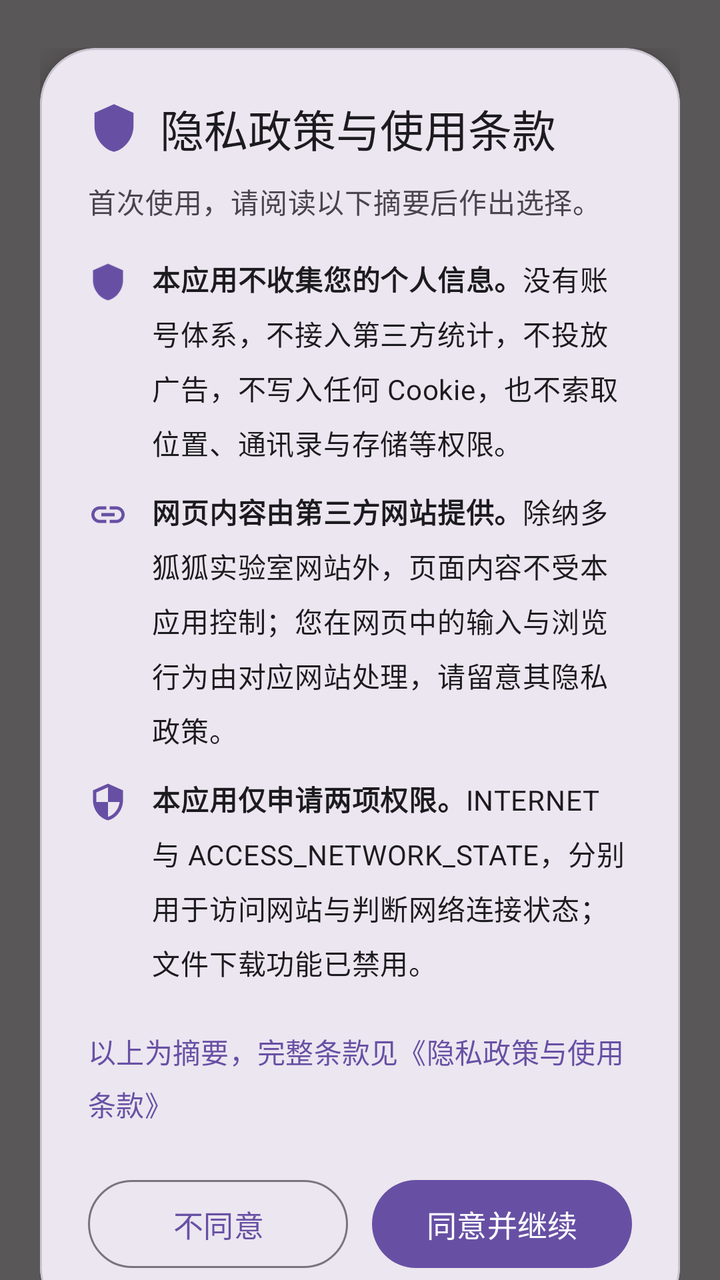
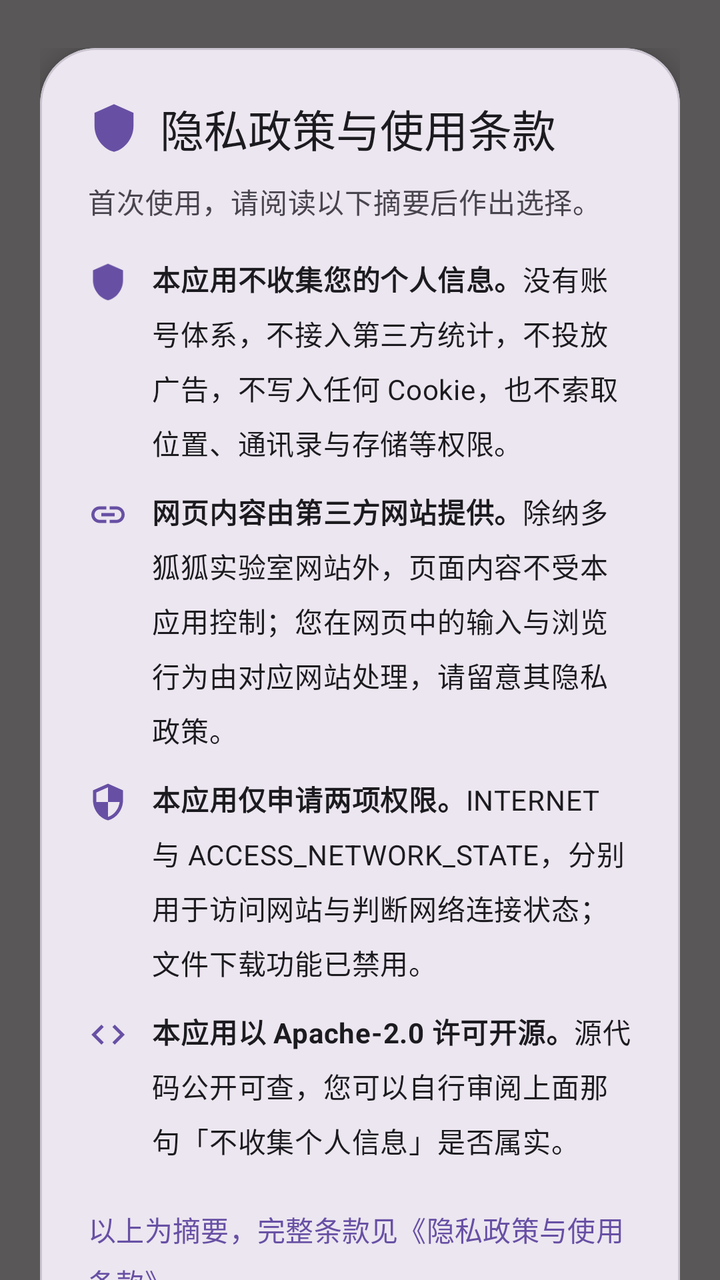

Before-and-after screenshots of an Android layout around one commit, followed by the original layout XML and the change that was made.
<!-- AndroidManifest.xml: application theme Theme.LabNardo -->
<!-- res/layout/activity_privacy_consent.xml -->
<?xml version="1.0" encoding="utf-8"?>
<androidx.core.widget.NestedScrollView xmlns:android="http://schemas.android.com/apk/res/android"
    xmlns:app="http://schemas.android.com/apk/res-auto"
    android:id="@+id/consentRoot"
    android:layout_width="match_parent"
    android:layout_height="match_parent"
    android:background="@drawable/bg_scrim"
    android:fillViewport="true">

    <FrameLayout
        android:layout_width="match_parent"
        android:layout_height="match_parent"
        android:paddingStart="20dp"
        android:paddingTop="24dp"
        android:paddingEnd="20dp"
        android:paddingBottom="24dp">

        <com.google.android.material.card.MaterialCardView
            android:layout_width="match_parent"
            android:layout_height="wrap_content"
            android:layout_gravity="center"
            app:cardBackgroundColor="?attr/colorSurfaceContainerHigh"
            app:cardCornerRadius="28dp"
            app:cardElevation="6dp">

            <LinearLayout
                android:layout_width="match_parent"
                android:layout_height="wrap_content"
                android:orientation="vertical"
                android:padding="24dp">

                
                <LinearLayout
                    android:layout_width="match_parent"
                    android:layout_height="wrap_content"
                    android:gravity="center_vertical"
                    android:orientation="horizontal">

                    <ImageView
                        android:layout_width="26dp"
                        android:layout_height="26dp"
                        android:contentDescription="@null"
                        android:importantForAccessibility="no"
                        android:src="@drawable/ic_privacy"
                        app:tint="?attr/colorPrimary" />

                    <TextView
                        android:layout_width="0dp"
                        android:layout_height="wrap_content"
                        android:layout_marginStart="10dp"
                        android:layout_weight="1"
                        android:text="@string/privacy_consent_title"
                        android:textAppearance="?attr/textAppearanceTitleLarge"
                        android:textColor="?attr/colorOnSurface" />

                </LinearLayout>

                <TextView
                    android:layout_width="match_parent"
                    android:layout_height="wrap_content"
                    android:layout_marginTop="10dp"
                    android:lineSpacingMultiplier="1.3"
                    android:text="@string/privacy_consent_lead"
                    android:textAppearance="?attr/textAppearanceBodyMedium"
                    android:textColor="?attr/colorOnSurfaceVariant" />

                
                <LinearLayout
                    android:layout_width="match_parent"
                    android:layout_height="wrap_content"
                    android:layout_marginTop="18dp"
                    android:orientation="horizontal">

                    <ImageView
                        android:layout_width="20dp"
                        android:layout_height="20dp"
                        android:layout_marginTop="2dp"
                        android:contentDescription="@null"
                        android:importantForAccessibility="no"
                        android:src="@drawable/ic_privacy"
                        app:tint="?attr/colorPrimary" />

                    <TextView
                        android:layout_width="0dp"
                        android:layout_height="wrap_content"
                        android:layout_marginStart="12dp"
                        android:layout_weight="1"
                        android:lineSpacingMultiplier="1.35"
                        android:text="@string/privacy_consent_b1"
                        android:textAppearance="?attr/textAppearanceBodyMedium"
                        android:textColor="?attr/colorOnSurface" />

                </LinearLayout>

                
                <LinearLayout
                    android:layout_width="match_parent"
                    android:layout_height="wrap_content"
                    android:layout_marginTop="14dp"
                    android:orientation="horizontal">

                    <ImageView
                        android:layout_width="20dp"
                        android:layout_height="20dp"
                        android:layout_marginTop="2dp"
                        android:contentDescription="@null"
                        android:importantForAccessibility="no"
                        android:src="@drawable/ic_link"
                        app:tint="?attr/colorPrimary" />

                    <TextView
                        android:layout_width="0dp"
                        android:layout_height="wrap_content"
                        android:layout_marginStart="12dp"
                        android:layout_weight="1"
                        android:lineSpacingMultiplier="1.35"
                        android:text="@string/privacy_consent_b2"
                        android:textAppearance="?attr/textAppearanceBodyMedium"
                        android:textColor="?attr/colorOnSurface" />

                </LinearLayout>

                
                <LinearLayout
                    android:layout_width="match_parent"
                    android:layout_height="wrap_content"
                    android:layout_marginTop="14dp"
                    android:orientation="horizontal">

                    <ImageView
                        android:layout_width="20dp"
                        android:layout_height="20dp"
                        android:layout_marginTop="2dp"
                        android:contentDescription="@null"
                        android:importantForAccessibility="no"
                        android:src="@drawable/ic_security"
                        app:tint="?attr/colorPrimary" />

                    <TextView
                        android:layout_width="0dp"
                        android:layout_height="wrap_content"
                        android:layout_marginStart="12dp"
                        android:layout_weight="1"
                        android:lineSpacingMultiplier="1.35"
                        android:text="@string/privacy_consent_b3"
                        android:textAppearance="?attr/textAppearanceBodyMedium"
                        android:textColor="?attr/colorOnSurface" />

                </LinearLayout>

                
                <TextView
                    android:id="@+id/tvReadFull"
                    android:layout_width="match_parent"
                    android:layout_height="wrap_content"
                    android:layout_marginTop="18dp"
                    android:background="?attr/selectableItemBackground"
                    android:clickable="true"
                    android:focusable="true"
                    android:lineSpacingMultiplier="1.3"
                    android:paddingTop="6dp"
                    android:paddingBottom="6dp"
                    android:text="@string/privacy_consent_more"
                    android:textAppearance="?attr/textAppearanceLabelLarge"
                    android:textColor="?attr/colorPrimary" />

                
                <LinearLayout
                    android:layout_width="match_parent"
                    android:layout_height="wrap_content"
                    android:layout_marginTop="18dp"
                    android:orientation="horizontal">

                    <com.google.android.material.button.MaterialButton
                        android:id="@+id/btnDecline"
                        style="@style/Widget.Material3.Button.OutlinedButton"
                        android:layout_width="0dp"
                        android:layout_height="52dp"
                        android:layout_weight="1"
                        android:text="@string/privacy_consent_decline"
                        android:textSize="15sp" />

                    <com.google.android.material.button.MaterialButton
                        android:id="@+id/btnAgree"
                        android:layout_width="0dp"
                        android:layout_height="52dp"
                        android:layout_marginStart="12dp"
                        android:layout_weight="1"
                        android:text="@string/privacy_consent_agree"
                        android:textSize="15sp" />

                </LinearLayout>

            </LinearLayout>

        </com.google.android.material.card.MaterialCardView>

    </FrameLayout>

</androidx.core.widget.NestedScrollView>
<!-- resources referenced by this layout -->
<resources>
  <!-- drawable bg_scrim (drawable) -->
  <?xml version="1.0" encoding="utf-8"?>
  <shape xmlns:android="http://schemas.android.com/apk/res/android"
      android:shape="rectangle">
      <solid android:color="#A6000000" />
  </shape>
  <!-- drawable ic_privacy (drawable) -->
  <?xml version="1.0" encoding="utf-8"?>
  <vector xmlns:android="http://schemas.android.com/apk/res/android"
      android:width="24dp"
      android:height="24dp"
      android:viewportWidth="24"
      android:viewportHeight="24"
      android:tint="?attr/colorControlNormal">
      <path
          android:fillColor="@android:color/white"
          android:pathData="M12,1L3,5v6c0,5.55 3.84,10.74 9,12 5.16,-1.26 9,-6.45 9,-12V5l-9,-4z" />
  </vector>
  <!-- drawable ic_security (drawable) -->
  <?xml version="1.0" encoding="utf-8"?>
  <vector xmlns:android="http://schemas.android.com/apk/res/android"
      android:width="24dp"
      android:height="24dp"
      android:viewportWidth="24"
      android:viewportHeight="24"
      android:tint="?attr/colorControlNormal">
      <path
          android:fillColor="@android:color/white"
          android:pathData="M12,1L3,5v6c0,5.55 3.84,10.74 9,12 5.16,-1.26 9,-6.45 9,-12V5l-9,-4zm0,10.99h7c-0.53,4.12 -3.28,7.79 -7,8.94V12H5V6.3l7,-3.11v8.8z" />
  </vector>
  <string name="privacy_consent_agree">同意并继续</string>
  <string name="privacy_consent_b1"><b>本应用不收集您的个人信息。</b>没有账号体系，不接入第三方统计，不投放广告，不写入任何 Cookie，也不索取位置、通讯录与存储等权限。</string>
  <string name="privacy_consent_b2"><b>网页内容由第三方网站提供。</b>除纳多狐狐实验室网站外，页面内容不受本应用控制；您在网页中的输入与浏览行为由对应网站处理，请留意其隐私政策。</string>
  <string name="privacy_consent_b3"><b>本应用仅申请两项权限。</b>INTERNET 与 ACCESS_NETWORK_STATE，分别用于访问网站与判断网络连接状态；文件下载功能已禁用。</string>
  <string name="privacy_consent_decline">不同意</string>
  <string name="privacy_consent_lead">首次使用，请阅读以下摘要后作出选择。</string>
  <string name="privacy_consent_more">以上为摘要，完整条款见《隐私政策与使用条款》</string>
  <string name="privacy_consent_title">隐私政策与使用条款</string>
  <style name="Theme.LabNardo" parent="Base.Theme.LabNardo" />
  <color name="md_primary">#FF6750A4</color>
  <color name="md_on_primary">#FFFFFFFF</color>
  <color name="md_primary_container">#FFEADDFF</color>
  <color name="md_on_primary_container">#FF21005D</color>
  <color name="md_secondary">#FF625B71</color>
  <color name="md_on_secondary">#FFFFFFFF</color>
  <color name="md_secondary_container">#FFE8DEF8</color>
  <color name="md_on_secondary_container">#FF1D192B</color>
  <color name="md_tertiary">#FF7D5260</color>
  <color name="md_on_tertiary">#FFFFFFFF</color>
  <color name="md_tertiary_container">#FFFFD8E4</color>
  <color name="md_on_tertiary_container">#FF31111D</color>
  <color name="md_error">#FFB3261E</color>
  <color name="md_on_error">#FFFFFFFF</color>
  <color name="md_error_container">#FFF9DEDC</color>
  <color name="md_on_error_container">#FF410E0B</color>
  <color name="md_background">#FFFFFBFE</color>
  <color name="md_on_background">#FF1C1B1F</color>
  <color name="md_surface">#FFFFFBFE</color>
  <color name="md_on_surface">#FF1C1B1F</color>
  <color name="md_surface_variant">#FFE7E0EC</color>
  <color name="md_on_surface_variant">#FF49454F</color>
  <color name="md_inverse_surface">#FF313033</color>
  <color name="md_inverse_on_surface">#FFF4EFF4</color>
  <color name="md_outline">#FF79747E</color>
  <color name="md_outline_variant">#FFCAC4D0</color>
  <!-- unchanged entries left out for length: 2 -->
</resources>

<!-- the commit's change to res/layout/activity_privacy_consent.xml (unified diff, before → after) -->
@@ -143,6 +143,33 @@
                         android:layout_weight="1"
                         android:lineSpacingMultiplier="1.35"
                         android:text="@string/privacy_consent_b3"
+                        android:textAppearance="?attr/textAppearanceBodyMedium"
+                        android:textColor="?attr/colorOnSurface" />
+
+                </LinearLayout>
+
+                <LinearLayout
+                    android:layout_width="match_parent"
+                    android:layout_height="wrap_content"
+                    android:layout_marginTop="14dp"
+                    android:orientation="horizontal">
+
+                    <ImageView
+                        android:layout_width="20dp"
+                        android:layout_height="20dp"
+                        android:layout_marginTop="2dp"
+                        android:contentDescription="@null"
+                        android:importantForAccessibility="no"
+                        android:src="@drawable/ic_code"
+                        app:tint="?attr/colorPrimary" />
+
+                    <TextView
+                        android:layout_width="0dp"
+                        android:layout_height="wrap_content"
+                        android:layout_marginStart="12dp"
+                        android:layout_weight="1"
+                        android:lineSpacingMultiplier="1.35"
+                        android:text="@string/privacy_consent_b4"
                         android:textAppearance="?attr/textAppearanceBodyMedium"
                         android:textColor="?attr/colorOnSurface" />
 
<!-- resource entries referenced after the edit -->
@@ -6,6 +6,18 @@
       android:shape="rectangle">
       <solid android:color="#A6000000" />
   </shape>
+  <!-- drawable ic_code (drawable) -->
+  <?xml version="1.0" encoding="utf-8"?>
+  <vector xmlns:android="http://schemas.android.com/apk/res/android"
+      android:width="24dp"
+      android:height="24dp"
+      android:viewportWidth="24"
+      android:viewportHeight="24"
+      android:tint="?attr/colorControlNormal">
+      <path
+          android:fillColor="@android:color/white"
+          android:pathData="M9.4,16.6L4.8,12l4.6,-4.6L8,6l-6,6 6,6 1.4,-1.4zM14.6,16.6l4.6,-4.6 -4.6,-4.6L16,6l6,6 -6,6 -1.4,-1.4z" />
+  </vector>
   <!-- drawable ic_privacy (drawable) -->
   <?xml version="1.0" encoding="utf-8"?>
   <vector xmlns:android="http://schemas.android.com/apk/res/android"
@@ -34,6 +46,7 @@
   <string name="privacy_consent_b1"><b>本应用不收集您的个人信息。</b>没有账号体系，不接入第三方统计，不投放广告，不写入任何 Cookie，也不索取位置、通讯录与存储等权限。</string>
   <string name="privacy_consent_b2"><b>网页内容由第三方网站提供。</b>除纳多狐狐实验室网站外，页面内容不受本应用控制；您在网页中的输入与浏览行为由对应网站处理，请留意其隐私政策。</string>
   <string name="privacy_consent_b3"><b>本应用仅申请两项权限。</b>INTERNET 与 ACCESS_NETWORK_STATE，分别用于访问网站与判断网络连接状态；文件下载功能已禁用。</string>
+  <string name="privacy_consent_b4"><b>本应用以 Apache-2.0 许可开源。</b>源代码公开可查，您可以自行审阅上面那句「不收集个人信息」是否属实。</string>
   <string name="privacy_consent_decline">不同意</string>
   <string name="privacy_consent_lead">首次使用，请阅读以下摘要后作出选择。</string>
   <string name="privacy_consent_more">以上为摘要，完整条款见《隐私政策与使用条款》</string>
